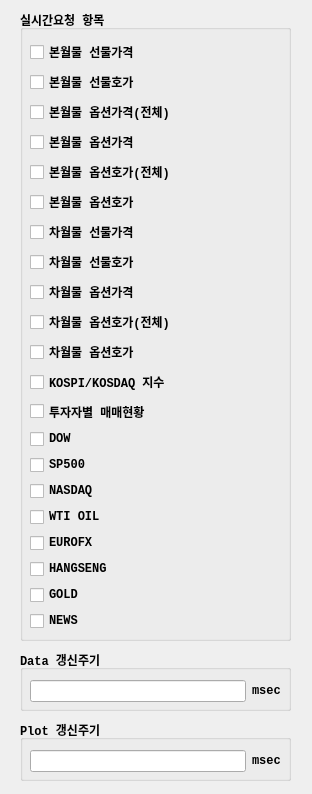
First picture: the form in UI/realtimeitem.ui, repository skygoldfish/SkyBot, before the edit.
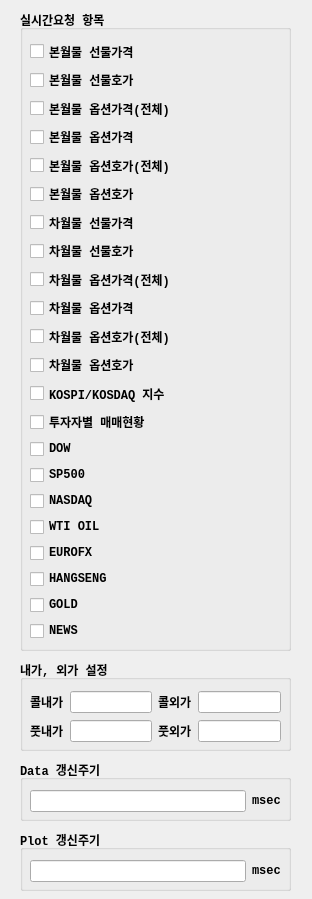
Second picture: the form after the edit.

```diff
--- a/UI/realtimeitem.ui
+++ b/UI/realtimeitem.ui
@@ -7,7 +7,7 @@
     <x>0</x>
     <y>0</y>
     <width>312</width>
-    <height>794</height>
+    <height>899</height>
    </rect>
   </property>
   <property name="windowTitle">
@@ -19,7 +19,7 @@
      <x>20</x>
      <y>10</y>
      <width>271</width>
-     <height>631</height>
+     <height>641</height>
     </rect>
    </property>
    <property name="font">
@@ -35,13 +35,13 @@
    <property name="flat">
     <bool>false</bool>
    </property>
-   <widget class="QWidget" name="layoutWidget">
+   <widget class="QWidget" name="">
     <property name="geometry">
      <rect>
       <x>10</x>
       <y>30</y>
       <width>251</width>
-      <height>591</height>
+      <height>601</height>
      </rect>
     </property>
     <layout class="QVBoxLayout" name="verticalLayout">
@@ -167,6 +167,20 @@
         </font>
        </property>
        <property name="text">
+        <string>차월물 옵션가격(전체)</string>
+       </property>
+      </widget>
+     </item>
+     <item>
+      <widget class="QCheckBox" name="checkBox_nm_opt_price_1">
+       <property name="font">
+        <font>
+         <family>Consolas</family>
+         <weight>75</weight>
+         <bold>true</bold>
+        </font>
+       </property>
+       <property name="text">
         <string>차월물 옵션가격</string>
        </property>
       </widget>
@@ -346,7 +360,7 @@
    <property name="geometry">
     <rect>
      <x>20</x>
-     <y>720</y>
+     <y>830</y>
      <width>271</width>
      <height>61</height>
     </rect>
@@ -409,7 +423,7 @@
    <property name="geometry">
     <rect>
      <x>20</x>
-     <y>650</y>
+     <y>760</y>
      <width>271</width>
      <height>61</height>
     </rect>
@@ -457,6 +471,106 @@
     </layout>
    </widget>
   </widget>
+  <widget class="QGroupBox" name="groupBox_3">
+   <property name="geometry">
+    <rect>
+     <x>20</x>
+     <y>660</y>
+     <width>271</width>
+     <height>91</height>
+    </rect>
+   </property>
+   <property name="font">
+    <font>
+     <family>Consolas</family>
+     <weight>75</weight>
+     <bold>true</bold>
+    </font>
+   </property>
+   <property name="title">
+    <string>내가, 외가 설정</string>
+   </property>
+   <widget class="QWidget" name="">
+    <property name="geometry">
+     <rect>
+      <x>10</x>
+      <y>31</y>
+      <width>251</width>
+      <height>22</height>
+     </rect>
+    </property>
+    <layout class="QHBoxLayout" name="horizontalLayout_3">
+     <item>
+      <widget class="QLabel" name="label_call_itm">
+       <property name="text">
+        <string>콜내가</string>
+       </property>
+      </widget>
+     </item>
+     <item>
+      <widget class="QLineEdit" name="lineEdit_call_itm">
+       <property name="alignment">
+        <set>Qt::AlignRight|Qt::AlignTrailing|Qt::AlignVCenter</set>
+       </property>
+      </widget>
+     </item>
+     <item>
+      <widget class="QLabel" name="label_call_otm">
+       <property name="text">
+        <string>콜외가</string>
+       </property>
+      </widget>
+     </item>
+     <item>
+      <widget class="QLineEdit" name="lineEdit_call_otm">
+       <property name="alignment">
+        <set>Qt::AlignRight|Qt::AlignTrailing|Qt::AlignVCenter</set>
+       </property>
+      </widget>
+     </item>
+    </layout>
+   </widget>
+   <widget class="QWidget" name="">
+    <property name="geometry">
+     <rect>
+      <x>10</x>
+      <y>60</y>
+      <width>251</width>
+      <height>22</height>
+     </rect>
+    </property>
+    <layout class="QHBoxLayout" name="horizontalLayout_4">
+     <item>
+      <widget class="QLabel" name="label_put_itm">
+       <property name="text">
+        <string>풋내가</string>
+       </property>
+      </widget>
+     </item>
+     <item>
+      <widget class="QLineEdit" name="lineEdit_put_itm">
+       <property name="alignment">
+        <set>Qt::AlignRight|Qt::AlignTrailing|Qt::AlignVCenter</set>
+       </property>
+      </widget>
+     </item>
+     <item>
+      <widget class="QLabel" name="label_put_otm">
+       <property name="text">
+        <string>풋외가</string>
+       </property>
+      </widget>
+     </item>
+     <item>
+      <widget class="QLineEdit" name="lineEdit_put_otm">
+       <property name="alignment">
+        <set>Qt::AlignRight|Qt::AlignTrailing|Qt::AlignVCenter</set>
+       </property>
+      </widget>
+     </item>
+    </layout>
+   </widget>
+  </widget>
  </widget>
  <resources/>
  <connections/>
```
